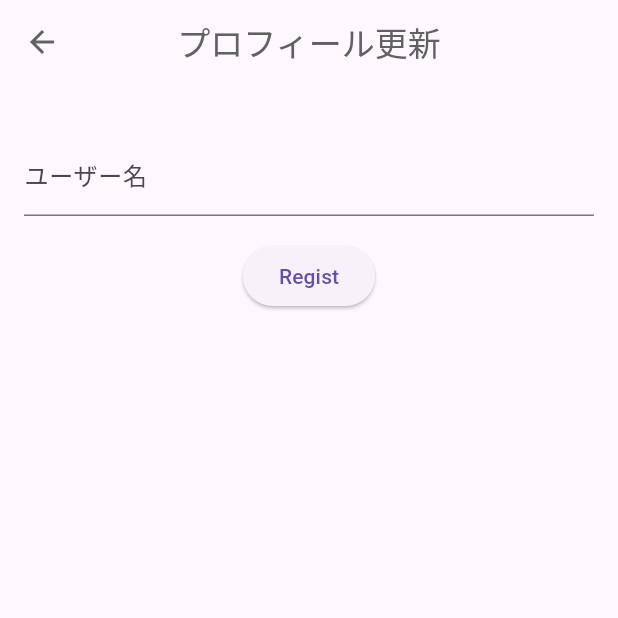
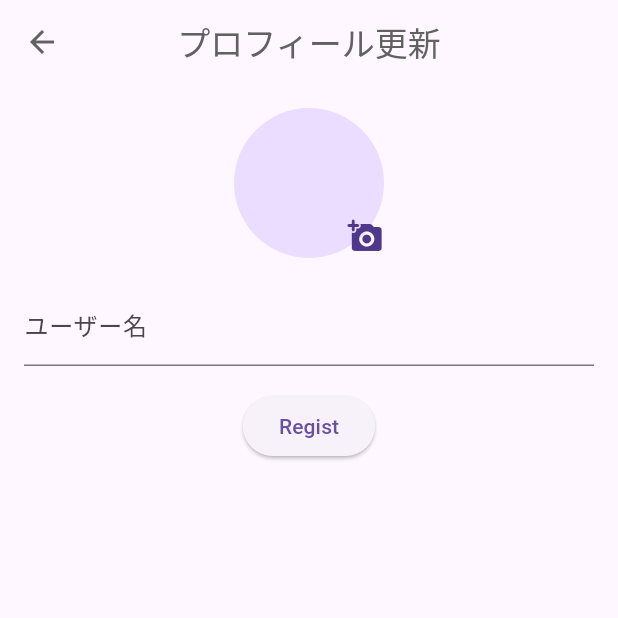
Before and after one commit to kolbe-ryo/layered_archtecture_sample, a Flutter app: the ProfileEditPage screen opened directly, on a phone screen of 412 x 824 dp, the top half of it. Run offline on Flutter 3.47's test engine with Material 2 defaults, Android fonts, the phone set to English and light mode, and no system bars; our stand-ins replace flutter_riverpod, freezed_annotation, image_picker, logger, riverpod.

Commit message:
create image file provider

```diff
--- a/lib/presentation/page/user/components/user_image_edit.dart
+++ b/lib/presentation/page/user/components/user_image_edit.dart
@@ -1,11 +1,33 @@
+import 'dart:io';
+
 import 'package:flutter/material.dart';
 import 'package:flutter_riverpod/flutter_riverpod.dart';
+import 'package:image_picker/image_picker.dart';
+
+final selectedImageProvider = StateProvider.autoDispose<File?>((_) => null);
 
 class UserImageEdit extends ConsumerWidget {
   const UserImageEdit({super.key});
 
   @override
   Widget build(BuildContext context, WidgetRef ref) {
-    return Container();
+    return CircleAvatar(
+      radius: 50,
+      backgroundImage: null,
+      child: Padding(
+        padding: const EdgeInsets.only(top: 65.0, left: 67.5),
+        child: IconButton(
+          icon: const Icon(Icons.add_a_photo_rounded),
+          onPressed: () async {
+            final imagePicker = ImagePicker();
+            final pickedFile = await imagePicker.pickImage(source: ImageSource.gallery);
+            if (pickedFile == null) {
+              return;
+            }
+            // TODO: 画像の保存処理
+          },
+        ),
+      ),
+    );
   }
 }
```
